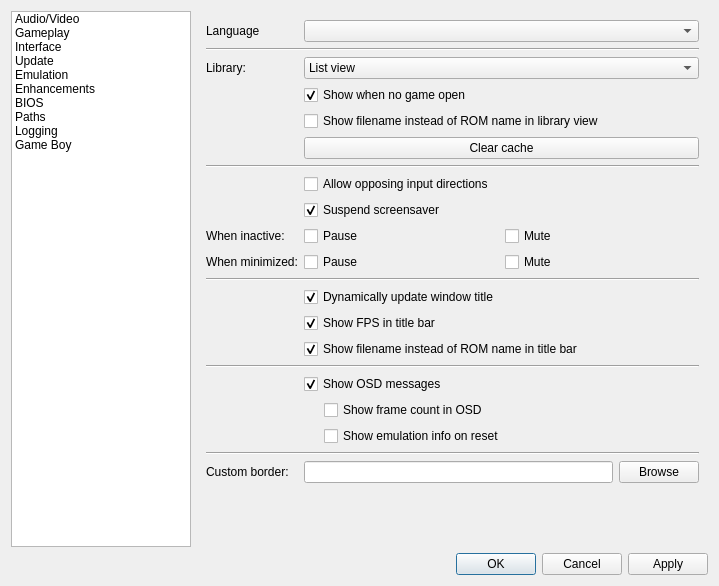
Above: src/platform/qt/SettingsView.ui from Wong-Zhen-Yi/mgba-Willow before the change. Below: the same form after it.
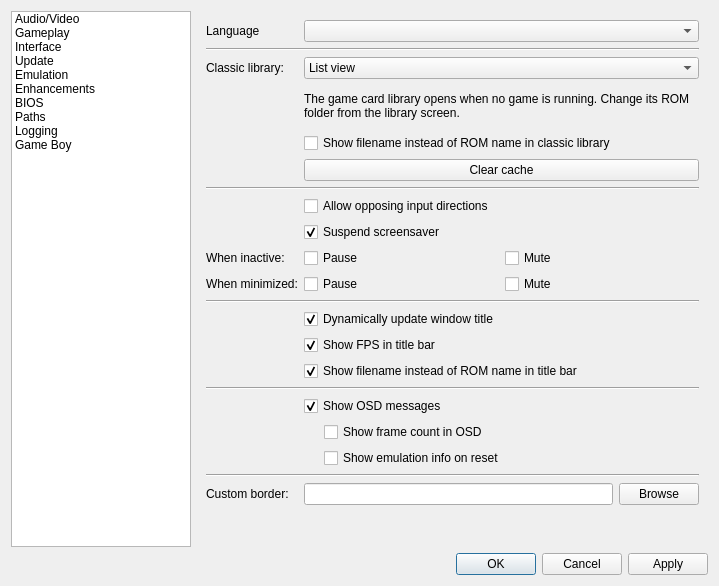
That is the form after the change. The open tabs and pages were chosen to show the change.

Commit message:
Add game library and opt-in local AI
Open the Qt frontend to a searchable ROM-card library, and add an opt-in local Kev player with preset goals, bounded gameplay controls, and optional Luna recovery. Update the Windows launcher and setup documentation, and add Qt and Node.js regression tests.

Patch:
```diff
--- a/src/platform/qt/SettingsView.ui
+++ b/src/platform/qt/SettingsView.ui
@@ -766,7 +766,7 @@
        <item row="2" column="0">
         <widget class="QLabel" name="label_6">
          <property name="text">
-          <string>Library:</string>
+          <string>Classic library:</string>
          </property>
         </widget>
        </item>
@@ -785,11 +785,11 @@
         </widget>
        </item>
        <item row="3" column="1">
-        <widget class="QCheckBox" name="showLibrary">
+        <widget class="QLabel" name="libraryStartInfo">
          <property name="text">
-          <string>Show when no game open</string>
+          <string>The game card library opens when no game is running. Change its ROM folder from the library screen.</string>
          </property>
-         <property name="checked">
+         <property name="wordWrap">
           <bool>true</bool>
          </property>
         </widget>
@@ -797,7 +797,7 @@
        <item row="4" column="1">
         <widget class="QCheckBox" name="showFilenameInLibrary">
          <property name="text">
-          <string>Show filename instead of ROM name in library view</string>
+          <string>Show filename instead of ROM name in classic library</string>
          </property>
         </widget>
        </item>
```
The commit also changes 38 other files.
